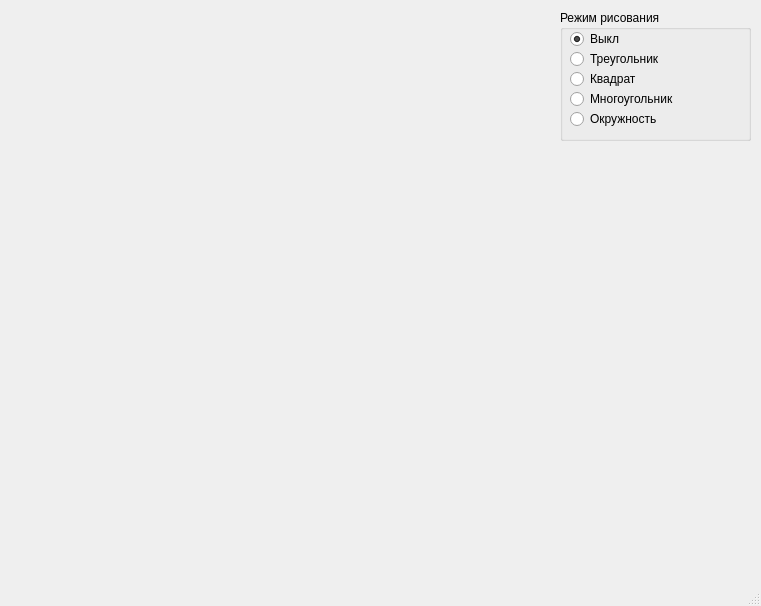
Before: the Qt Designer form mainwindow.ui in Shamsudinov/Geometrika, drawn with Qt 5.
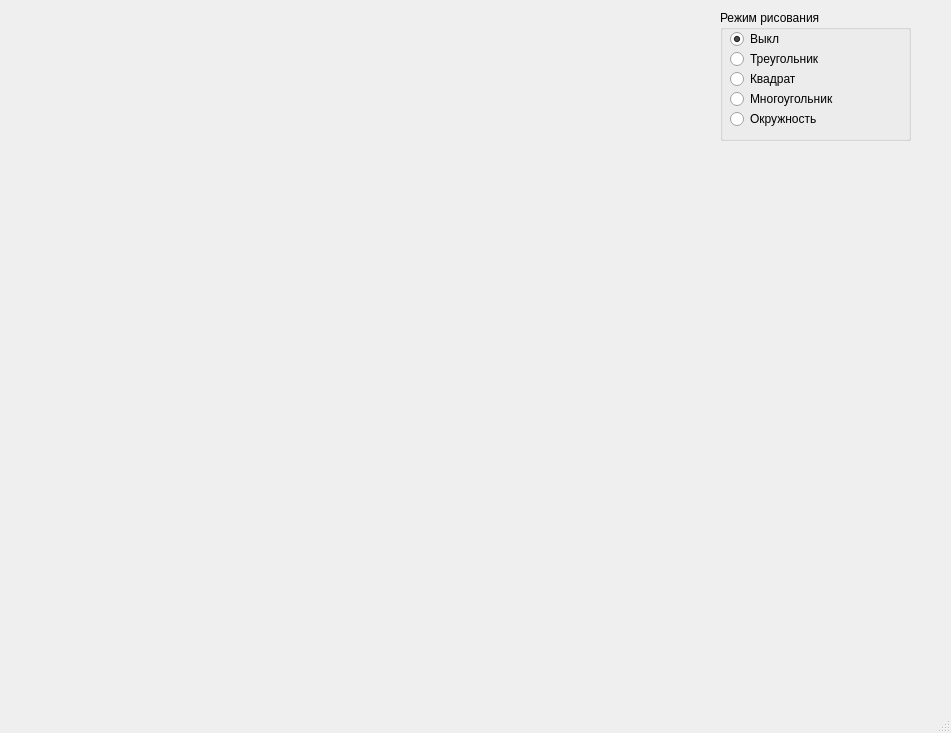
After: the same form once the commit is applied.

The edit to the form file:
```diff
--- a/mainwindow.ui
+++ b/mainwindow.ui
@@ -6,8 +6,8 @@
    <rect>
     <x>0</x>
     <y>0</y>
-    <width>761</width>
-    <height>606</height>
+    <width>951</width>
+    <height>733</height>
    </rect>
   </property>
   <property name="windowTitle">
@@ -19,8 +19,8 @@
      <rect>
       <x>10</x>
       <y>10</y>
-      <width>531</width>
-      <height>521</height>
+      <width>701</width>
+      <height>641</height>
      </rect>
     </property>
     <layout class="QGridLayout" name="gridLayout"/>
@@ -28,7 +28,7 @@
    <widget class="QGroupBox" name="groupBox">
     <property name="geometry">
      <rect>
-      <x>560</x>
+      <x>720</x>
       <y>10</y>
       <width>191</width>
       <height>131</height>
```
Left out of the diff: 2 changed lines with no effect on the pictures.
